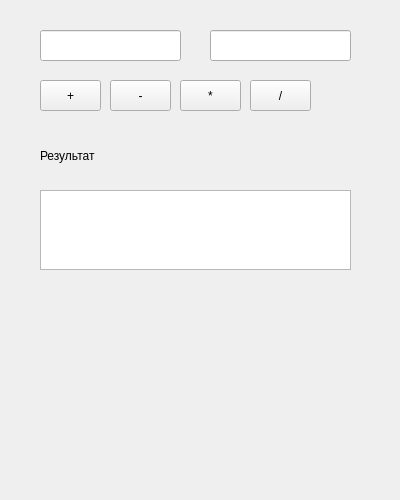
The window that 5/calculator/calculator.ui (federicobakhvalo/python) describes before a commit, drawn with Qt 5.
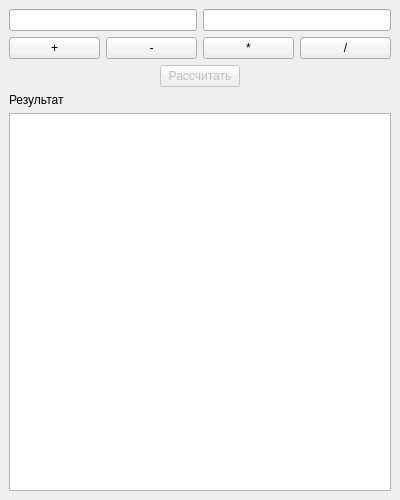
The same window after the commit.

```diff
--- a/5/calculator/calculator.ui
+++ b/5/calculator/calculator.ui
@@ -14,102 +14,79 @@
             <string>Calculator</string>
         </property>
         <widget class="QWidget" name="centralwidget">
-            <widget class="QLineEdit" name="lineEdit1">
-                <property name="geometry">
-                    <rect>
-                        <x>40</x>
-                        <y>30</y>
-                        <width>141</width>
-                        <height>31</height>
-                    </rect>
-                </property>
-            </widget>
-            <widget class="QLineEdit" name="lineEdit2">
-                <property name="geometry">
-                    <rect>
-                        <x>210</x>
-                        <y>30</y>
-                        <width>141</width>
-                        <height>31</height>
-                    </rect>
-                </property>
-            </widget>
+   <layout class="QVBoxLayout" name="verticalLayout" >
+    <!-- Строка с двумя QLineEdit -->
+    <item>
+     <layout class="QHBoxLayout" name="inputLayout">
+      <item>
+       <widget class="QLineEdit" name="lineEdit1"/>
+      </item>
+      <item>
+       <widget class="QLineEdit" name="lineEdit2"/>
+      </item>
+     </layout>
+    </item>
+    <!-- Строка с кнопками операций -->
+    <item>
+     <layout class="QHBoxLayout" name="operationsLayout" >
+      <item>
             <widget class="QPushButton" name="btnAdd">
-                <property name="geometry">
-                    <rect>
-                        <x>40</x>
-                        <y>80</y>
-                        <width>61</width>
-                        <height>31</height>
-                    </rect>
-                </property>
                 <property name="text">
                     <string>+</string>
                 </property>
             </widget>
+      </item>
+      <item>
             <widget class="QPushButton" name="btnSub">
-                <property name="geometry">
-                    <rect>
-                        <x>110</x>
-                        <y>80</y>
-                        <width>61</width>
-                        <height>31</height>
-                    </rect>
-                </property>
                 <property name="text">
                     <string>-</string>
                 </property>
             </widget>
+      </item>
+      <item>
             <widget class="QPushButton" name="btnMul">
-                <property name="geometry">
-                    <rect>
-                        <x>180</x>
-                        <y>80</y>
-                        <width>61</width>
-                        <height>31</height>
-                    </rect>
-                </property>
                 <property name="text">
                     <string>*</string>
                 </property>
             </widget>
+      </item>
+      <item>
             <widget class="QPushButton" name="btnDiv">
-                <property name="geometry">
-                    <rect>
-                        <x>250</x>
-                        <y>80</y>
-                        <width>61</width>
-                        <height>31</height>
-                    </rect>
-                </property>
                 <property name="text">
                     <string>/</string>
                 </property>
             </widget>
+      </item>
+     </layout>
+    </item>
+    <!-- Кнопка Рассчитать по центру -->
+    <item>
+     <layout class="QHBoxLayout" name="calculateLayout" >
+      <item alignment="Qt::AlignHCenter">
+       <widget class="QPushButton" name="btnCalculate">
+        <property name="text">
+         <string>Рассчитать</string>
+        </property>
+        <property name="enabled">
+         <bool>false</bool>
+        </property>
+       </widget>
+      </item>
+     </layout>
+    </item>
+    <!-- Результат -->
+    <item>
             <widget class="QLabel" name="labelResult">
-                <property name="geometry">
-                    <rect>
-                        <x>40</x>
-                        <y>140</y>
-                        <width>311</width>
-                        <height>31</height>
-                    </rect>
-                </property>
                 <property name="text">
                     <string>Результат</string>
                 </property>
             </widget>
-            <widget class="QListWidget" name="listHistory">
-                <property name="geometry">
-                    <rect>
-                        <x>40</x>
-                        <y>190</y>
-                        <width>311</width>
-                        <height>80</height>
-                    </rect>
-                </property>
-            </widget>
-
+    </item>
+    <!-- История -->
+    <item>
+     <widget class="QListWidget" name="listHistory"/>
+    </item>
+   </layout>
         </widget>
     </widget>
     <resources/>
```
Lines whose indentation alone changed are shown as unchanged.
